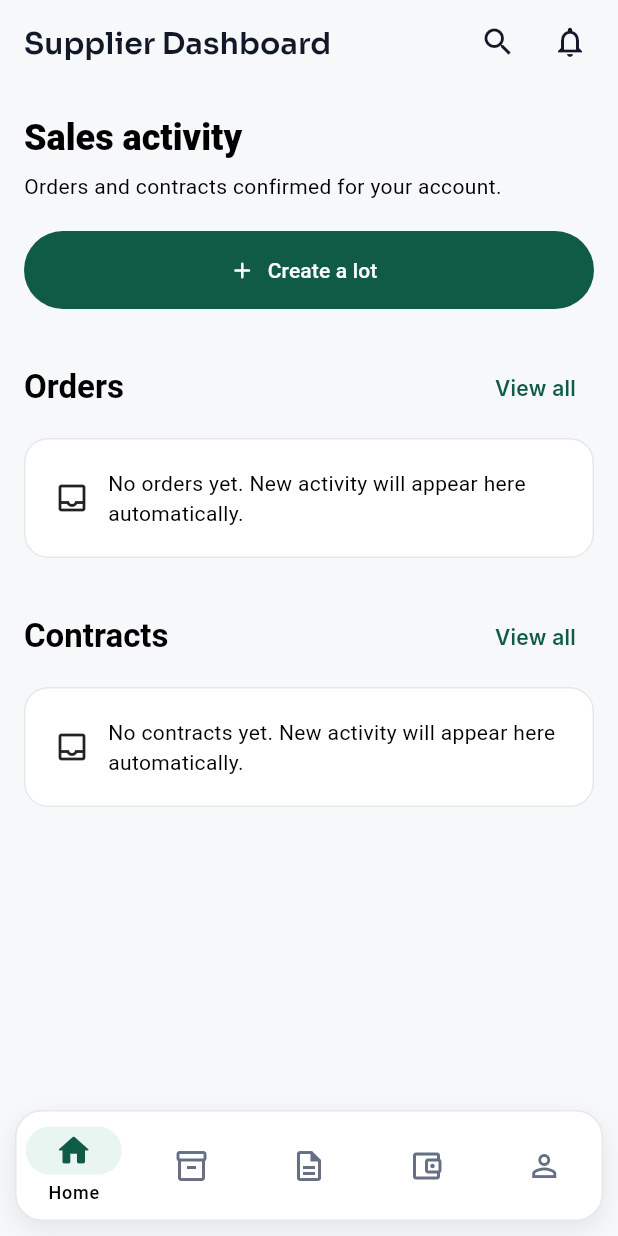
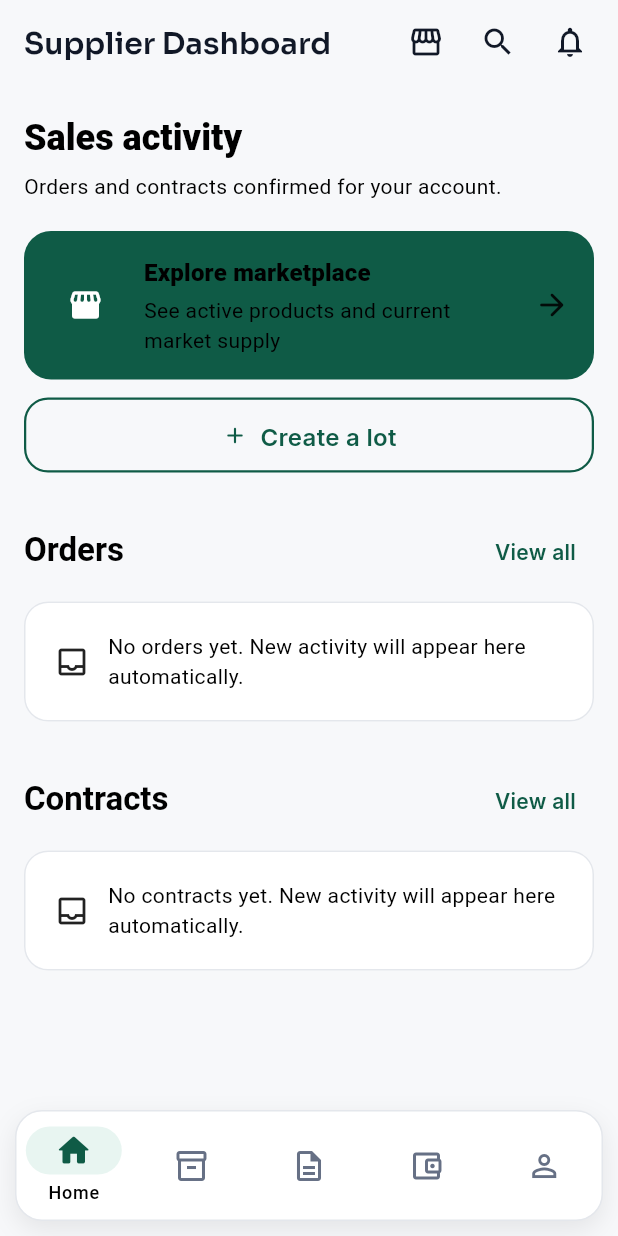
Before and after one commit to Ukwun/AfriGO, a Flutter app: the ProductionDashboard screen opened by its route, on a phone screen of 412 x 824 dp. Run offline on Flutter 3.47's test engine with Material 3 defaults, Android fonts, the phone set to English and light mode, and no system bars; our stand-ins replace carousel_slider, cloud_firestore, dio, firebase_auth, firebase_core, firebase_database and 16 more; missing offline and left inert: flutter_facebook_auth; accounts and stored records are empty.

Commit message:
Make marketplace one tap from every dashboard

```diff
--- a/mobile-app/lib/presentation/widgets/production_dashboard.dart
+++ b/mobile-app/lib/presentation/widgets/production_dashboard.dart
@@ -59,18 +59,87 @@ class ProductionDashboard extends ConsumerWidget {
               const SizedBox(height: 6),
               Text(description, style: Theme.of(context).textTheme.bodyMedium),
               const SizedBox(height: 20),
-              FilledButton.icon(
+              _MarketplaceGateway(role: role),
+              const SizedBox(height: 12),
+              OutlinedButton.icon(
                 onPressed: () => context.push(actionRoute),
                 icon: const Icon(Icons.add_rounded),
                 label: Text(actionLabel),
-                style: FilledButton.styleFrom(
-                    minimumSize: const Size.fromHeight(52)),
+                style: OutlinedButton.styleFrom(
+                  minimumSize: const Size.fromHeight(50),
+                ),
               ),
               const SizedBox(height: 28),
               ...feeds.map((feed) => _FeedSection(feed: feed)),
             ]),
           ),
         ]),
+      ),
+    );
+  }
+}
+
+class _MarketplaceGateway extends StatelessWidget {
+  const _MarketplaceGateway({required this.role});
+
+  final DashboardRole role;
+
+  @override
+  Widget build(BuildContext context) {
+    final supportingText = switch (role) {
+      DashboardRole.buyer => 'Browse live inventory and contact suppliers',
+      DashboardRole.supplier => 'See active products and current market supply',
+      DashboardRole.exporter =>
+        'Find export-ready inventory from verified participants',
+    };
+    return Material(
+      color: Theme.of(context).colorScheme.primaryContainer,
+      borderRadius: BorderRadius.circular(18),
+      clipBehavior: Clip.antiAlias,
+      child: InkWell(
+        key: ValueKey('marketplace-gateway-${role.name}'),
+        onTap: () => context.push('/marketplace'),
+        child: Padding(
+          padding: const EdgeInsets.all(16),
+          child: Row(
+            children: [
+              Container(
+                width: 50,
+                height: 50,
+                decoration: BoxDecoration(
+                  color: Theme.of(context).colorScheme.primary,
+                  borderRadius: BorderRadius.circular(15),
+                ),
+                child: const Icon(
+                  Icons.storefront_rounded,
+                  color: Colors.white,
+                ),
+              ),
+              const SizedBox(width: 14),
+              Expanded(
+                child: Column(
+                  crossAxisAlignment: CrossAxisAlignment.start,
+                  children: [
+                    Text(
+                      'Explore marketplace',
+                      style: Theme.of(context).textTheme.titleMedium?.copyWith(
+                            fontWeight: FontWeight.w800,
+                          ),
+                    ),
+                    const SizedBox(height: 3),
+                    Text(
+                      supportingText,
+                      maxLines: 2,
+                      overflow: TextOverflow.ellipsis,
+                    ),
+                  ],
+                ),
+              ),
+              const SizedBox(width: 8),
+              const Icon(Icons.arrow_forward_rounded),
+            ],
+          ),
+        ),
       ),
     );
   }
--- a/mobile-app/lib/presentation/widgets/role_dashboard_shell.dart
+++ b/mobile-app/lib/presentation/widgets/role_dashboard_shell.dart
@@ -161,6 +161,12 @@ class RoleDashboardShell extends ConsumerWidget {
         elevation: 0,
         title: Text(_titleForRole(role)),
         actions: [
+          IconButton(
+            key: ValueKey('marketplace-action-${role.name}'),
+            tooltip: 'Marketplace',
+            onPressed: () => context.push('/marketplace'),
+            icon: const Icon(Icons.storefront_outlined),
+          ),
           IconButton(
             tooltip: 'Search',
             onPressed: () {
```
Also changed, not shown: 1 other file.
